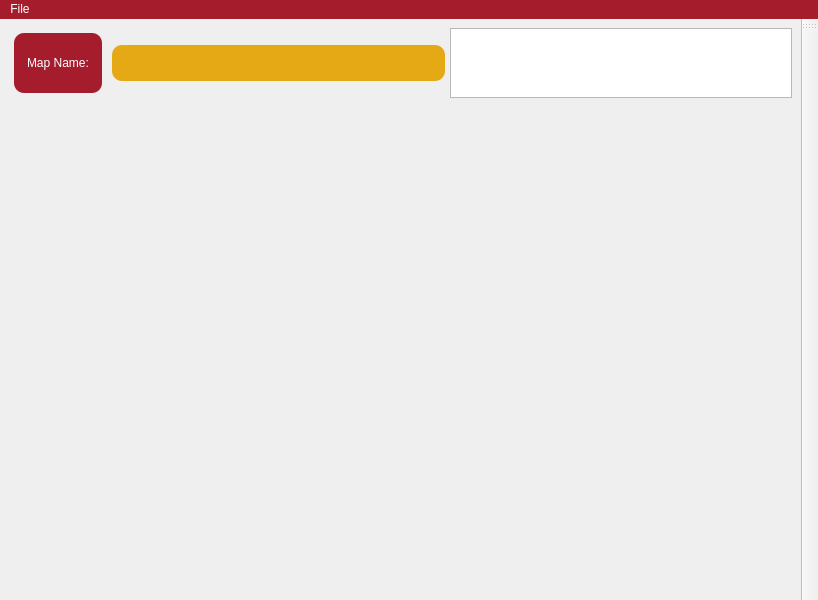
Before: the Qt Designer form editor/viewcontroller.ui in valentinbersi/DuckGame-Recreation, drawn with Qt 5.
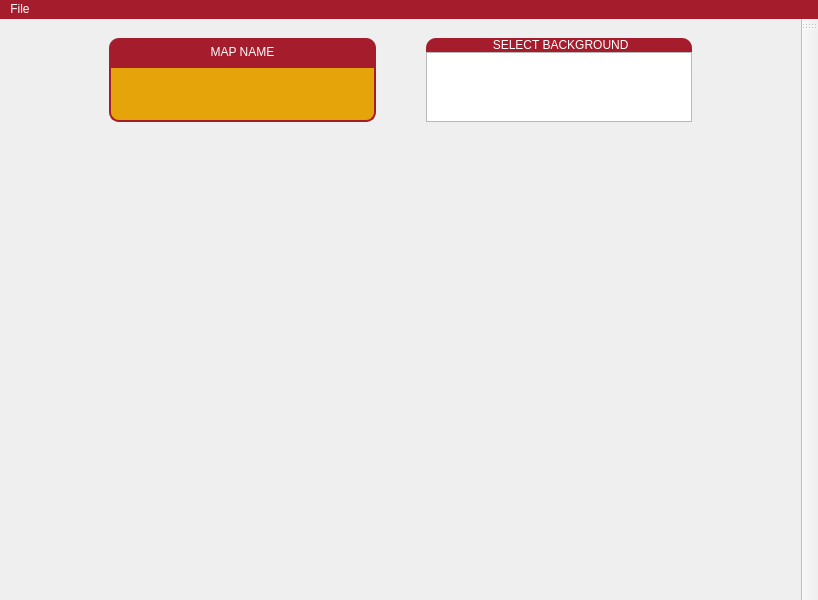
After: the same form once the commit is applied.

The edit to the form file:
```diff
--- a/editor/viewcontroller.ui
+++ b/editor/viewcontroller.ui
@@ -14,6 +14,12 @@
    <string>ViewController</string>
   </property>
   <widget class="QWidget" name="centralwidget">
+   <property name="sizePolicy">
+    <sizepolicy hsizetype="Expanding" vsizetype="Expanding">
+     <horstretch>0</horstretch>
+     <verstretch>0</verstretch>
+    </sizepolicy>
+   </property>
    <property name="autoFillBackground">
     <bool>false</bool>
    </property>
@@ -21,49 +27,161 @@
     <item>
      <layout class="QHBoxLayout" name="horizontalLayout">
       <property name="spacing">
-       <number>0</number>
+       <number>50</number>
       </property>
+      <property name="sizeConstraint">
+       <enum>QLayout::SetMinimumSize</enum>
+      </property>
+      <property name="leftMargin">
+       <number>100</number>
+      </property>
+      <property name="topMargin">
+       <number>10</number>
+      </property>
+      <property name="rightMargin">
+       <number>100</number>
+      </property>
+      <property name="bottomMargin">
+       <number>10</number>
+      </property>
       <item>
-       <widget class="QLabel" name="label">
-        <property name="styleSheet">
-         <string notr="true">    color: white;
-                                        background-color: rgb(165, 29, 45);
-                                        padding: 10px;
-                                        border-radius: 10px;
-                                        margin: 5px;</string>
+       <layout class="QVBoxLayout" name="MapNameLayout" stretch="1,2">
+        <property name="spacing">
+         <number>0</number>
         </property>
-        <property name="text">
-         <string>Map Name:</string>
-        </property>
-       </widget>
+        <item>
+         <widget class="QLabel" name="labelMapName">
+          <property name="sizePolicy">
+           <sizepolicy hsizetype="Expanding" vsizetype="Expanding">
+            <horstretch>0</horstretch>
+            <verstretch>0</verstretch>
+           </sizepolicy>
+          </property>
+          <property name="styleSheet">
+           <string notr="true">color: white;
+background-color: rgb(165, 29, 45);
+border-top-left-radius: 10px;
+border-top-right-radius: 10px;</string>
+          </property>
+          <property name="text">
+           <string>MAP NAME</string>
+          </property>
+          <property name="alignment">
+           <set>Qt::AlignCenter</set>
+          </property>
+         </widget>
+        </item>
+        <item>
+         <widget class="QLineEdit" name="lineEditMapName">
+          <property name="sizePolicy">
+           <sizepolicy hsizetype="Expanding" vsizetype="Expanding">
+            <horstretch>0</horstretch>
+            <verstretch>0</verstretch>
+           </sizepolicy>
+          </property>
+          <property name="styleSheet">
+           <string notr="true">color: rgb(165, 29, 45);
+background-color: rgb(229, 165, 10);
+border: 2px solid rgb(165, 29, 45);
+border-bottom-left-radius: 10px;
+border-bottom-right-radius: 10px;
+                                                </string>
+          </property>
+          <property name="placeholderText">
+           <string/>
+          </property>
+         </widget>
+        </item>
+       </layout>
       </item>
       <item>
-       <widget class="QLineEdit" name="lineEditMapName">
-        <property name="styleSheet">
-         <string notr="true">color: rgb(165, 29, 45);
-                                        background-color: rgba(229, 165, 10, 0.95);
-                                        padding: 10px;
-                                        border-radius: 10px;
-                                        margin: 5px;
-                                        border-color: rgb(165, 29, 45);
-                                    </string>
+       <layout class="QVBoxLayout" name="BackgroundLayout" stretch="2,2">
+        <property name="spacing">
+         <number>0</number>
         </property>
-        <property name="placeholderText">
-         <string/>
-        </property>
-       </widget>
-      </item>
-      <item>
-       <widget class="QListWidget" name="backgroundList">
-        <property name="viewMode">
-         <enum>QListView::IconMode</enum>
-        </property>
-       </widget>
+        <item>
+         <widget class="QLabel" name="labelBackground">
+          <property name="sizePolicy">
+           <sizepolicy hsizetype="Expanding" vsizetype="Expanding">
+            <horstretch>0</horstretch>
+            <verstretch>0</verstretch>
+           </sizepolicy>
+          </property>
+          <property name="styleSheet">
+           <string notr="true">color: white;
+background-color: rgb(165, 29, 45);
+border-top-left-radius: 10px;
+border-top-right-radius: 10px;</string>
+          </property>
+          <property name="text">
+           <string> SELECT BACKGROUND</string>
+          </property>
+          <property name="textFormat">
+           <enum>Qt::PlainText</enum>
+          </property>
+          <property name="alignment">
+           <set>Qt::AlignCenter</set>
+          </property>
+         </widget>
+        </item>
+        <item>
+         <widget class="QListWidget" name="backgroundList">
+          <property name="styleSheet">
+           <string notr="true">color: rgb(165, 29, 45);
+background-color: rgb(229, 165, 10);
+border: 2px solid rgb(165, 29, 45);
+border-bottom-left-radius: 10px;
+border-bottom-right-radius: 10px;
+
+QListWidget::item:selected{
+background-color: rgb(165, 29, 45);
+}
+                                              </string>
+          </property>
+          <property name="verticalScrollBarPolicy">
+           <enum>Qt::ScrollBarAsNeeded</enum>
+          </property>
+          <property name="horizontalScrollBarPolicy">
+           <enum>Qt::ScrollBarAlwaysOff</enum>
+          </property>
+          <property name="editTriggers">
+           <set>QAbstractItemView::NoEditTriggers</set>
+          </property>
+          <property name="tabKeyNavigation">
+           <bool>true</bool>
+          </property>
+          <property name="showDropIndicator" stdset="0">
+           <bool>false</bool>
+          </property>
+          <property name="dragEnabled">
+           <bool>false</bool>
+          </property>
+          <property name="dragDropMode">
+           <enum>QAbstractItemView::DragDrop</enum>
+          </property>
+          <property name="defaultDropAction">
+           <enum>Qt::CopyAction</enum>
+          </property>
+          <property name="movement">
+           <enum>QListView::Free</enum>
+          </property>
+          <property name="viewMode">
+           <enum>QListView::ListMode</enum>
+          </property>
+         </widget>
+        </item>
+       </layout>
       </item>
      </layout>
     </item>
     <item>
      <widget class="QGraphicsView" name="graphicsView">
+      <property name="sizePolicy">
+       <sizepolicy hsizetype="Expanding" vsizetype="Expanding">
+        <horstretch>0</horstretch>
+        <verstretch>0</verstretch>
+       </sizepolicy>
+      </property>
       <property name="styleSheet">
        <string notr="true">background: transparent;</string>
       </property>
```
Left out of the diff: 20 changed lines with no effect on the pictures.
